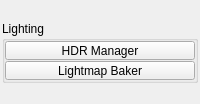
m3trik/tentacle, file tentacle/ui/lighting.ui: the form before one commit.
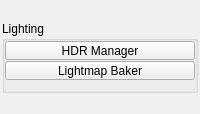
The form after the commit. Custom widgets are drawn as their Qt base class.

The edit to the form file:
```diff
--- a/tentacle/ui/lighting.ui
+++ b/tentacle/ui/lighting.ui
@@ -71,6 +71,12 @@
       </item>
       <item>
        <widget class="QGroupBox" name="groupBox">
+        <property name="sizePolicy">
+         <sizepolicy hsizetype="Preferred" vsizetype="Fixed">
+          <horstretch>0</horstretch>
+          <verstretch>0</verstretch>
+         </sizepolicy>
+        </property>
         <property name="enabled">
          <bool>true</bool>
         </property>
@@ -142,6 +148,9 @@
            <property name="orientation">
             <enum>Qt::Vertical</enum>
            </property>
+           <property name="sizeType">
+            <enum>QSizePolicy::Fixed</enum>
+           </property>
            <property name="sizeHint" stdset="0">
             <size>
              <width>0</width>
```
